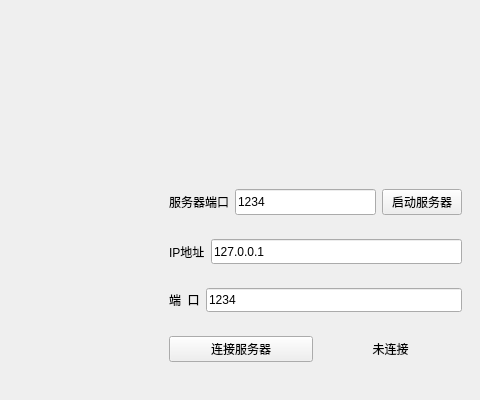
Above: mainwindow.ui from Azure-Sora/FlappyBird before the change; both pictures show x 320 to 800 and y 400 to 800 of the 800 by 800 pixel window. Below: the same form after it.
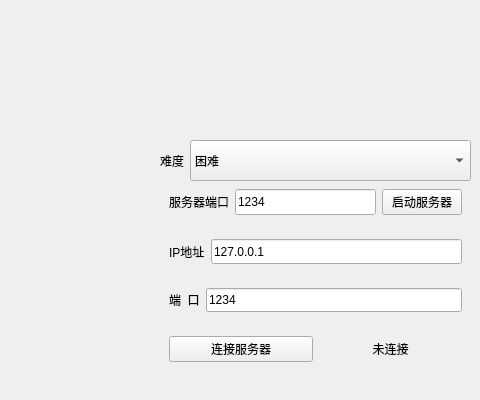
That is the form after the change.

Commit message: 新增难度选择

```diff
--- a/mainwindow.ui
+++ b/mainwindow.ui
@@ -159,6 +159,62 @@
      </item>
     </layout>
    </widget>
+   <widget class="QWidget" name="widget_6" native="true">
+    <property name="geometry">
+     <rect>
+      <x>480</x>
+      <y>540</y>
+      <width>311</width>
+      <height>41</height>
+     </rect>
+    </property>
+    <layout class="QHBoxLayout" name="horizontalLayout_5">
+     <item>
+      <widget class="QLabel" name="label_4">
+       <property name="sizePolicy">
+        <sizepolicy hsizetype="Preferred" vsizetype="Preferred">
+         <horstretch>0</horstretch>
+         <verstretch>0</verstretch>
+        </sizepolicy>
+       </property>
+       <property name="text">
+        <string>难度</string>
+       </property>
+       <property name="alignment">
+        <set>Qt::AlignCenter</set>
+       </property>
+      </widget>
+     </item>
+     <item>
+      <widget class="QComboBox" name="difficultySelector">
+       <property name="sizePolicy">
+        <sizepolicy hsizetype="Expanding" vsizetype="Preferred">
+         <horstretch>0</horstretch>
+         <verstretch>0</verstretch>
+        </sizepolicy>
+       </property>
+       <property name="currentIndex">
+        <number>2</number>
+       </property>
+       <item>
+        <property name="text">
+         <string>简单</string>
+        </property>
+       </item>
+       <item>
+        <property name="text">
+         <string>普通</string>
+        </property>
+       </item>
+       <item>
+        <property name="text">
+         <string>困难</string>
+        </property>
+       </item>
+      </widget>
+     </item>
+    </layout>
+   </widget>
   </widget>
   <widget class="QMenuBar" name="menubar">
    <property name="geometry">
```
The commit also changes 5 other files.
